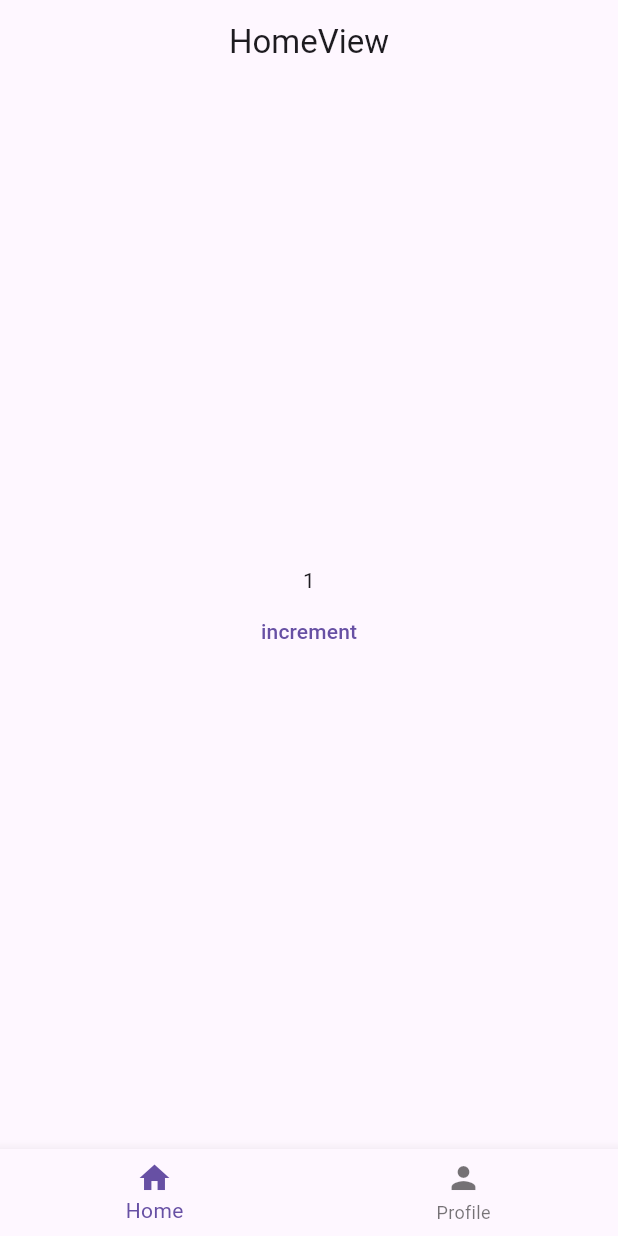
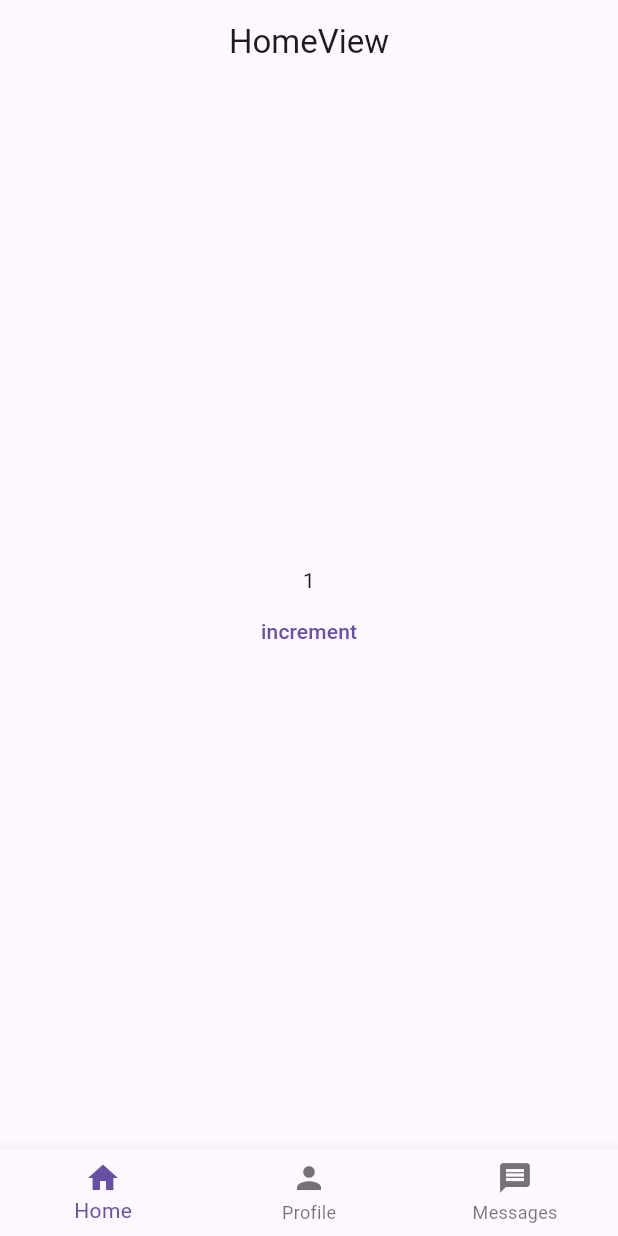
Before and after one commit to arman-pani/nested_navigation_getx, a Flutter app: the screen it shows after launch, after a tap on "increment", on a phone screen of 412 x 824 dp. Run offline on Flutter 3.47's test engine with Material 3 defaults, Android fonts, the phone set to English and light mode, and no system bars; our stand-ins replace get.

Commit message:
bottomnavbar : tap again to go to root

```diff
--- a/lib/app/core/values/navigation_ids.dart
+++ b/lib/app/core/values/navigation_ids.dart
@@ -1 +1,2 @@
 const nestedNavigationProfileId = 1;
+const nestedNavigationMessagesId = 2;
--- a/lib/app/modules/base/controllers/base_controller.dart
+++ b/lib/app/modules/base/controllers/base_controller.dart
@@ -2,22 +2,25 @@ import 'package:flutter/material.dart';
 import 'package:get/get.dart';
 import 'package:nested_getx/app/modules/base/views/profile_wrapper.dart';
 import 'package:nested_getx/app/modules/home/views/home_view.dart';
+import 'package:nested_getx/app/modules/messages/messages_wrapper.dart';
 
 class BaseController extends GetxController {
   RxInt selectedIndex = 0.obs;
   late List<Widget> widgetOptions;
 
-  List<String> routesString = [];
-
   BaseController() {
     widgetOptions = <Widget>[
       const HomeView(),
-      // this wrapper allow us to nested routes inside it
       ProfileWrapper(),
+      MessagesWrapper(),
     ];
   }
 
-  void onItemTapped(int index) {
+  void onItemTapped(int index) async {
+    if (selectedIndex.value == index) {
+      final navigatorState = Get.keys[index]?.currentState;
+      navigatorState?.popUntil((route) => route.isFirst);
+    }
     selectedIndex.value = index;
   }
 }
--- a/lib/app/modules/base/views/base_view.dart
+++ b/lib/app/modules/base/views/base_view.dart
@@ -9,23 +9,25 @@ class BaseView extends GetView<BaseController> {
   @override
   Widget build(BuildContext context) {
     return Scaffold(
-      body: Obx(() =>
-          controller.widgetOptions.elementAt(controller.selectedIndex.value)),
-      bottomNavigationBar: Obx(() => BottomNavigationBar(
+      body: Obx(
+        () =>
+            controller.widgetOptions.elementAt(controller.selectedIndex.value),
+      ),
+      bottomNavigationBar: Obx(
+        () => BottomNavigationBar(
           type: BottomNavigationBarType.fixed,
           items: const <BottomNavigationBarItem>[
+            BottomNavigationBarItem(icon: Icon(Icons.home), label: 'Home'),
+            BottomNavigationBarItem(icon: Icon(Icons.person), label: 'Profile'),
             BottomNavigationBarItem(
-                icon: Icon(Icons.home),
-                label: 'Home',
-              ),
-              BottomNavigationBarItem(
-                icon: Icon(Icons.person),
-                label: 'Profile',
+              icon: Icon(Icons.message),
+              label: 'Messages',
             ),
           ],
           currentIndex: controller.selectedIndex.value,
           onTap: controller.onItemTapped,
-          )),
+        ),
+      ),
     );
   }
 }
--- a/lib/app/routes/app_routes.dart
+++ b/lib/app/routes/app_routes.dart
@@ -8,6 +8,8 @@ abstract class Routes {
   static const HOME = _Paths.HOME;
   static const SETTING = _Paths.SETTING;
   static const SETTINGDETAIL = _Paths.SETTING_DETAIL;
+  static const MESSAGES = _Paths.MESSAGES;
+  static const MESSAGESDETAIL = _Paths.MESSAGES_DETAIL;
 }
 
 abstract class _Paths {
@@ -17,4 +19,6 @@ abstract class _Paths {
   static const HOME = '/home';
   static const SETTING = '/setting';
   static const SETTING_DETAIL = '/setting-detail';
+  static const MESSAGES = '/messages';
+  static const MESSAGES_DETAIL = '/messages-detail';
 }
```
Also changed, not shown: lib/app/modules/messages/messages_binding.dart (added, +9 -0 lines), lib/app/modules/messages/messages_controller.dart (added, +10 -0 lines), lib/app/modules/messages/messages_detail_view.dart (added, +16 -0 lines), lib/app/modules/messages/messages_view.dart (added, +26 -0 lines), lib/app/modules/messages/messages_wrapper.dart (added, +47 -0 lines). Lines whose indentation alone changed are shown as unchanged.
